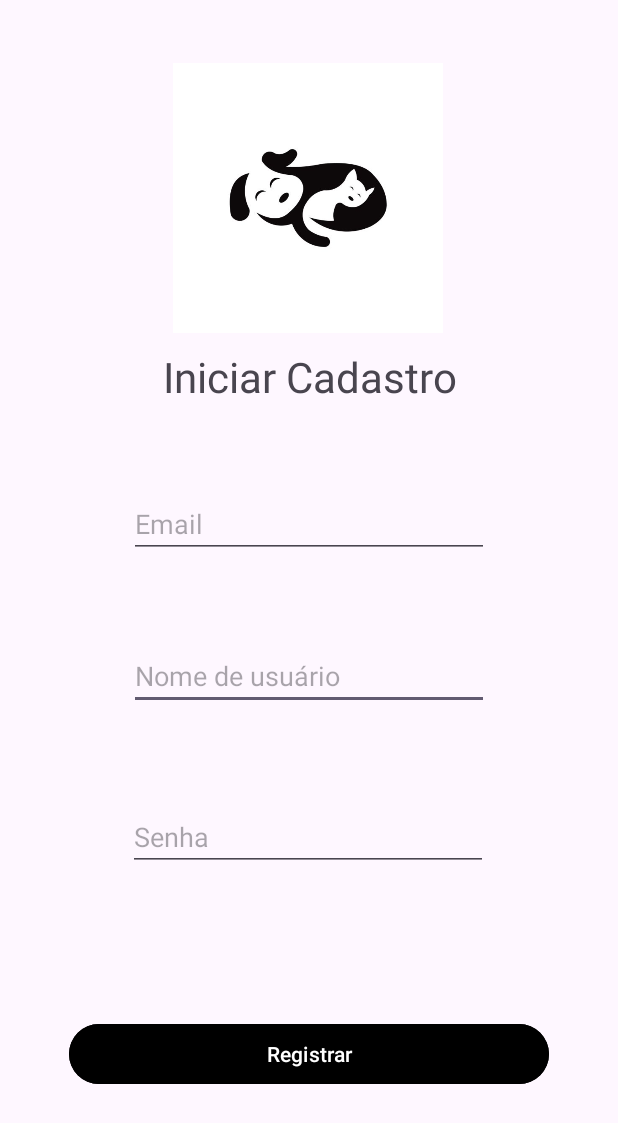
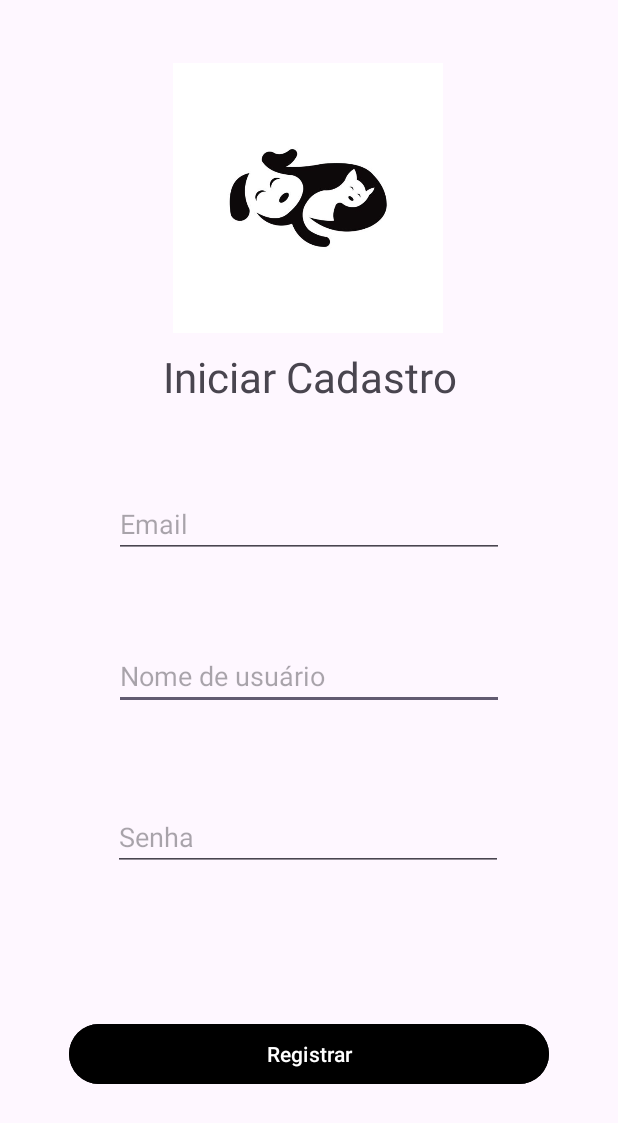
Before and after one commit to JoaoChi/PetVital, an Android app built with Jetpack Compose: the CadastroActivity screen opened directly, with no data from a screen before it, on a phone screen of 412 x 824 dp. Shown: the top 1123 px of the screen. Run offline under Robolectric (Android 15) with nearby library versions, the phone set to English and light mode, and no system bars.

```diff
--- a/app/src/main/res/layout/activity_cadastro.xml
+++ b/app/src/main/res/layout/activity_cadastro.xml
@@ -35,7 +35,7 @@
 
     <EditText
         android:id="@+id/usernameEditText"
-        android:layout_width="240dp"
+        android:layout_width="260dp"
         android:layout_height="wrap_content"
         android:layout_marginTop="96dp"
         android:hint="Nome de usuário"
@@ -47,7 +47,7 @@
 
     <EditText
         android:id="@+id/passwordEditText"
-        android:layout_width="240dp"
+        android:layout_width="260dp"
         android:layout_height="wrap_content"
         android:hint="Senha"
         android:inputType="textPassword"
@@ -60,7 +60,7 @@
 
     <EditText
         android:id="@+id/textoregistroEmail"
-        android:layout_width="240dp"
+        android:layout_width="260dp"
         android:layout_height="wrap_content"
         android:hint="Email"
         android:inputType="textEmailAddress"
```
